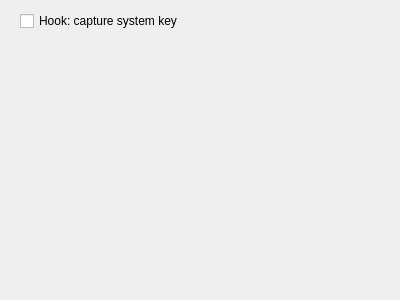
Old version of the form Viewer/FrmParameterViewer.ui in the repository KangLin/RabbitRemoteControl.
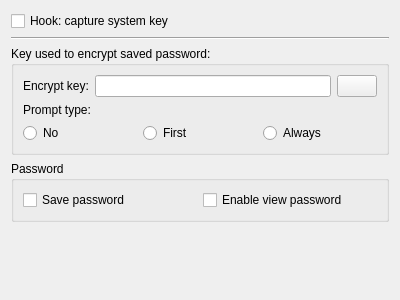
New version of the form. Icons and pictures are not drawn.

Commit message: Add viewer parameter in CConnecter, and encrpyt key

```diff
--- a/Viewer/FrmParameterViewer.ui
+++ b/Viewer/FrmParameterViewer.ui
@@ -13,19 +13,135 @@
   <property name="windowTitle">
    <string>Viewer</string>
   </property>
-  <widget class="QCheckBox" name="cbHookKeyboard">
-   <property name="geometry">
-    <rect>
-     <x>20</x>
-     <y>10</y>
-     <width>191</width>
-     <height>22</height>
-    </rect>
-   </property>
-   <property name="text">
-    <string>Hook: capture system key</string>
-   </property>
-  </widget>
+  <layout class="QGridLayout" name="gridLayout">
+   <item row="0" column="0">
+    <widget class="QCheckBox" name="cbHookKeyboard">
+     <property name="text">
+      <string>Hook: capture system key</string>
+     </property>
+    </widget>
+   </item>
+   <item row="3" column="0">
+    <widget class="QGroupBox" name="groupBox">
+     <property name="title">
+      <string>Password</string>
+     </property>
+     <layout class="QGridLayout" name="gridLayout_3">
+      <item row="0" column="0">
+       <layout class="QHBoxLayout" name="horizontalLayout_5">
+        <item>
+         <widget class="QCheckBox" name="cbSavePassword">
+          <property name="text">
+           <string>Save password</string>
+          </property>
+         </widget>
+        </item>
+        <item>
+         <widget class="QCheckBox" name="cbEnableViewPassword">
+          <property name="text">
+           <string>Enable view password</string>
+          </property>
+         </widget>
+        </item>
+       </layout>
+      </item>
+     </layout>
+    </widget>
+   </item>
+   <item row="2" column="0">
+    <widget class="QGroupBox" name="groupBox_3">
+     <property name="title">
+      <string>Key used to encrypt saved password:</string>
+     </property>
+     <layout class="QGridLayout" name="gridLayout_2">
+      <item row="0" column="0">
+       <layout class="QHBoxLayout" name="horizontalLayout_3">
+        <item>
+         <widget class="QLabel" name="label_2">
+          <property name="text">
+           <string>Encrypt key:</string>
+          </property>
+         </widget>
+        </item>
+        <item>
+         <widget class="QLineEdit" name="leEncryptKey">
+          <property name="inputMask">
+           <string/>
+          </property>
+          <property name="echoMode">
+           <enum>QLineEdit::Password</enum>
+          </property>
+         </widget>
+        </item>
+        <item>
+         <widget class="QPushButton" name="pbEncryptKey">
+          <property name="text">
+           <string/>
+          </property>
+          <property name="icon">
+           <iconset resource="../App/Viewer/Resource/Resource.qrc">
+            <normaloff>:/image/EyeOn</normaloff>:/image/EyeOn</iconset>
+          </property>
+         </widget>
+        </item>
+       </layout>
+      </item>
+      <item row="2" column="0">
+       <layout class="QHBoxLayout" name="horizontalLayout_4">
+        <item>
+         <widget class="QRadioButton" name="rbPromptNo">
+          <property name="text">
+           <string>No</string>
+          </property>
+         </widget>
+        </item>
+        <item>
+         <widget class="QRadioButton" name="rbPromptFirst">
+          <property name="text">
+           <string>First</string>
+          </property>
+         </widget>
+        </item>
+        <item>
+         <widget class="QRadioButton" name="rbPromptAlways">
+          <property name="text">
+           <string>Always</string>
+          </property>
+         </widget>
+        </item>
+       </layout>
+      </item>
+      <item row="1" column="0">
+       <widget class="QLabel" name="label_3">
+        <property name="text">
+         <string>Prompt type:</string>
+        </property>
+       </widget>
+      </item>
+     </layout>
+    </widget>
+   </item>
+   <item row="4" column="0">
+    <spacer name="verticalSpacer">
+     <property name="orientation">
+      <enum>Qt::Vertical</enum>
+     </property>
+     <property name="sizeHint" stdset="0">
+      <size>
+       <width>20</width>
+       <height>40</height>
+      </size>
+     </property>
+    </spacer>
+   </item>
+   <item row="1" column="0">
+    <widget class="Line" name="line">
+     <property name="orientation">
+      <enum>Qt::Horizontal</enum>
+     </property>
+    </widget>
+   </item>
+  </layout>
  </widget>
  <resources/>
  <connections/>
```
Left out of the diff: 4 changed lines with no effect on the pictures. The commit also changes 133 other files.
